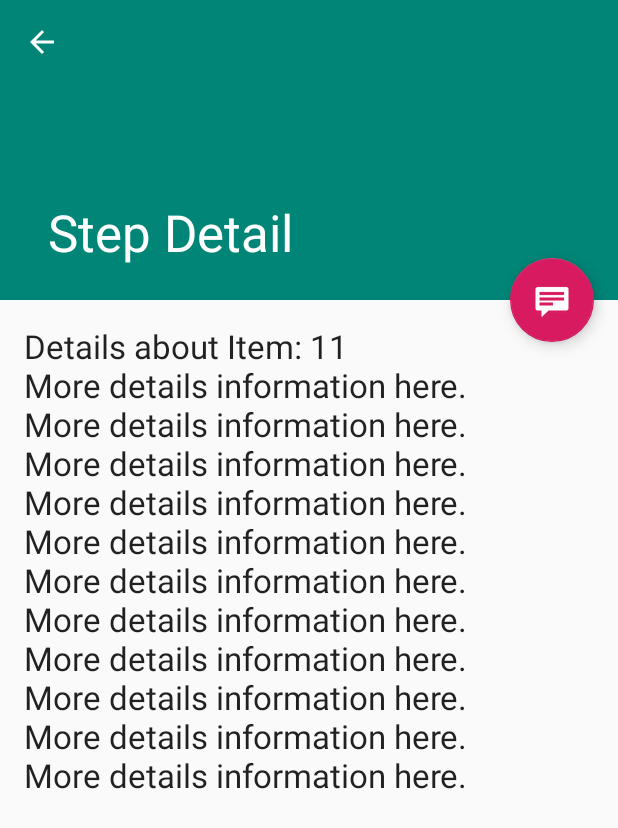
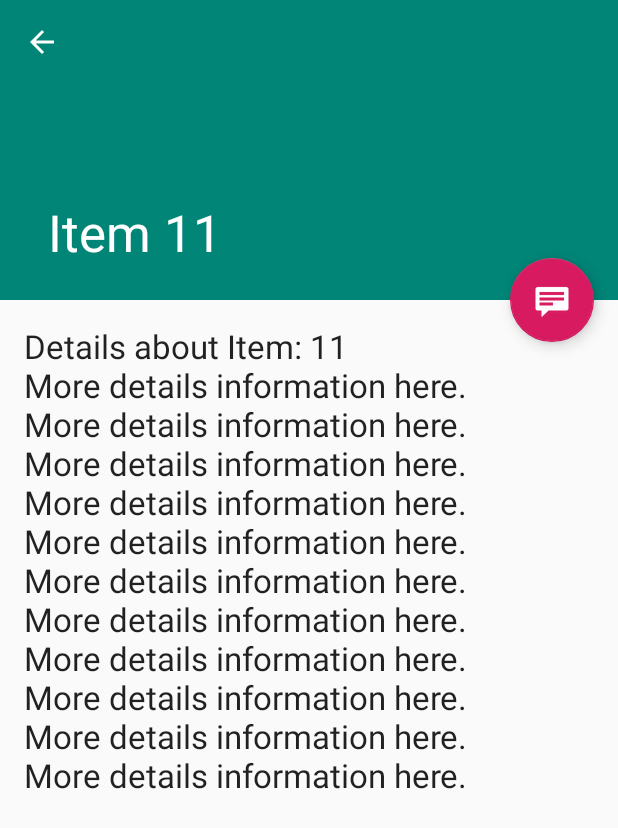
Before and after one commit to tatsuyafujisaki/baking-app, an Android app: the screen it shows after launch (DetailActivity), after a tap on "11", on a phone screen of 412 x 824 dp. Shown: the top 828 px of the screen. Run offline under Robolectric (Android 15) with nearby library versions, the phone set to English and light mode, and no system bars; our stand-ins replace data binding.

Commit message:
Dynamically replace fragment for tablet

```diff
--- a/app/src/main/java/com/example/android/bakingapp/DetailActivity.java
+++ b/app/src/main/java/com/example/android/bakingapp/DetailActivity.java
@@ -7,8 +7,11 @@ import android.support.v7.app.AppCompatActivity;
 import android.view.MenuItem;
 
 import com.example.android.bakingapp.databinding.ActivityDetailBinding;
+import com.example.android.bakingapp.dummy.DummyContent;
 
 import java.util.Objects;
+
+import static com.example.android.bakingapp.DetailFragment.ARG_ITEM_ID;
 
 public class DetailActivity extends AppCompatActivity {
     @Override
@@ -19,6 +22,8 @@ public class DetailActivity extends AppCompatActivity {
 
         // Set toolbar
         setSupportActionBar(binding.toolbar);
+
+        binding.collapsingToolbarLayout.setTitle(DummyContent.ITEM_MAP.get(Utils.getActivityIntentExtra(this, ARG_ITEM_ID)).content);
 
         // Show Home (a.k.a. Up) button on toolbar
         Objects.requireNonNull(getSupportActionBar()).setDisplayHomeAsUpEnabled(true);
--- a/app/src/main/java/com/example/android/bakingapp/DetailFragment.java
+++ b/app/src/main/java/com/example/android/bakingapp/DetailFragment.java
@@ -2,7 +2,6 @@ package com.example.android.bakingapp;
 
 import android.os.Bundle;
 import android.support.annotation.NonNull;
-import android.support.design.widget.CollapsingToolbarLayout;
 import android.support.v4.app.Fragment;
 import android.view.LayoutInflater;
 import android.view.View;
@@ -20,33 +19,18 @@ public class DetailFragment extends Fragment {
     public View onCreateView(@NonNull LayoutInflater inflater, ViewGroup container, Bundle savedInstanceState) {
         FragmentDetailBinding binding = FragmentDetailBinding.inflate(inflater, container, false);
 
-        String id = null;
+        String id = getResources().getBoolean(R.bool.is_tablet)
+                ? Utils.getFragmentArgument(this, ARG_ITEM_ID)
+                : Utils.getActivityIntentExtra(getActivity(), ARG_ITEM_ID);
 
-        Bundle bundle = getArguments();
-        if (bundle != null && bundle.containsKey(ARG_ITEM_ID)) {
-            id = bundle.getString(ARG_ITEM_ID);
-        } else {
-            bundle = getActivity().getIntent().getExtras();
+        // Load the dummy content specified by the fragment
+        // arguments. In a real-world scenario, use a Loader
+        // to load content from a content provider.
+        mItem = DummyContent.ITEM_MAP.get(id);
 
-            if (bundle != null && bundle.containsKey(ARG_ITEM_ID)) {
-                id = bundle.getString(ARG_ITEM_ID);
-            }
-        }
-
-        if (id != null) {
-            // Load the dummy content specified by the fragment
-            // arguments. In a real-world scenario, use a Loader
-            // to load content from a content provider.
-            mItem = DummyContent.ITEM_MAP.get(id);
-
-            CollapsingToolbarLayout appBarLayout = getActivity().findViewById(R.id.collapsing_toolbar_layout);
-            if (appBarLayout != null) {
-                appBarLayout.setTitle(mItem.content);
-            }
-
-            binding.textView.setText(mItem.details);
-        }
+        binding.textView.setText(mItem.details);
 
         return binding.getRoot();
     }
+
 }
--- a/app/src/main/java/com/example/android/bakingapp/RecyclerViewAdapter.java
+++ b/app/src/main/java/com/example/android/bakingapp/RecyclerViewAdapter.java
@@ -67,11 +67,9 @@ public final class RecyclerViewAdapter extends RecyclerView.Adapter<RecyclerView
                 DetailFragment detailFragment = new DetailFragment();
                 detailFragment.setArguments(bundle);
 
-                // TODO: Check why DetailFragment in tablet is not redrawn.
                 fragmentManager
                         .beginTransaction()
-                        .detach(fragmentManager.findFragmentById(R.id.detail_fragment))
-                        .attach(detailFragment)
+                        .replace(R.id.detail_fragment_container, detailFragment)
                         .commit();
             } else {
                 Context context = v.getContext();
--- /dev/null
+++ b/app/src/main/java/com/example/android/bakingapp/Utils.java
@@ -0,0 +1,28 @@
+package com.example.android.bakingapp;
+
+import android.app.Activity;
+import android.os.Bundle;
+import android.support.v4.app.Fragment;
+
+import java.util.Objects;
+
+class Utils {
+    static String getFragmentArgument(Fragment fragment, String key) {
+        Bundle bundle = fragment.getArguments();
+        if (bundle != null && bundle.containsKey(key)) {
+            return bundle.getString(key);
+        }
+
+        return null;
+    }
+
+    static String getActivityIntentExtra(Activity activity, String key) {
+        Bundle bundle = Objects.requireNonNull(activity).getIntent().getExtras();
+
+        if (bundle != null && bundle.containsKey(key)) {
+            return bundle.getString(key);
+        }
+
+        return null;
+    }
+}
--- a/app/src/main/res/layout-w900dp/step_list.xml
+++ b/app/src/main/res/layout-w900dp/step_list.xml
@@ -21,8 +21,8 @@
             android:layout_marginRight="16dp"
             app:layoutManager="LinearLayoutManager" />
 
-        <fragment
-            android:id="@+id/detail_fragment"
+        <FrameLayout
+            android:id="@+id/detail_fragment_container"
             android:name="com.example.android.bakingapp.DetailFragment"
             android:layout_width="0dp"
             android:layout_height="match_parent"
```
